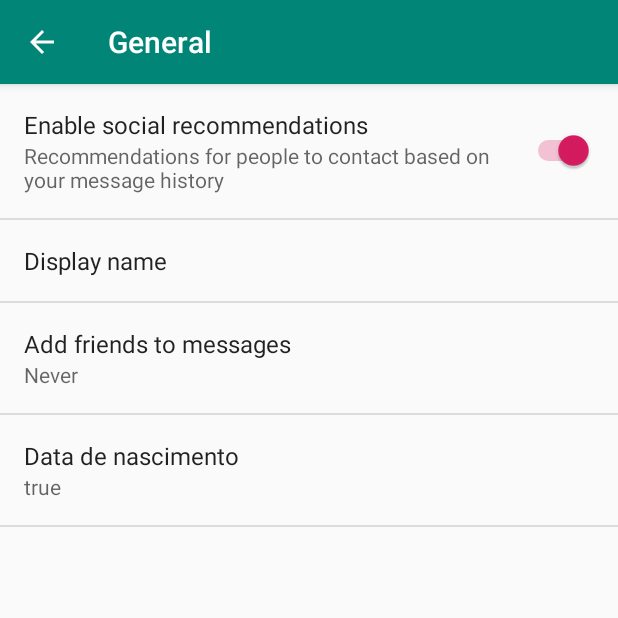
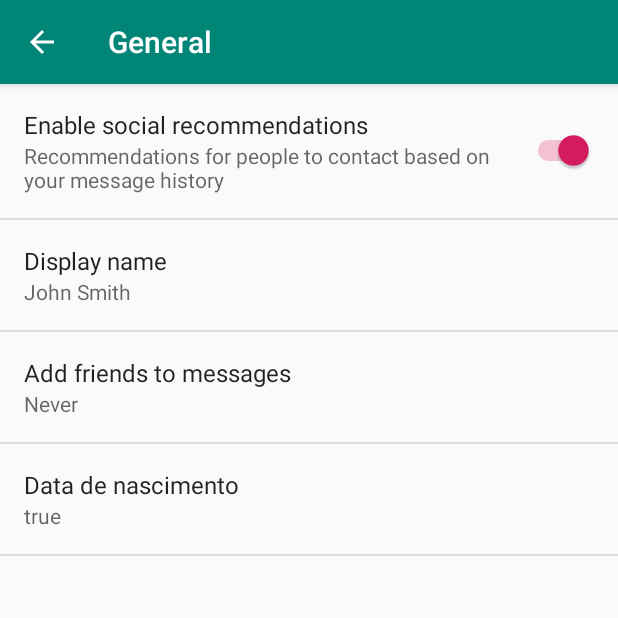
Before and after one commit to tgspn/Vero2, an Android app: the CadastroActivity screen opened directly, with no data from a screen before it, after a tap on "General", on a phone screen of 412 x 824 dp, the top half of it. Run offline under Robolectric (Android 15) with nearby library versions, the light colour scheme and no system bars; our stand-ins replace Room's generated code; 2 statements that could not run were skipped.

Commit message:
#2 - Salvar campos

```diff
--- a/VeroApp/app/src/main/java/com/example/veroapp/CadastroActivity.kt
+++ b/VeroApp/app/src/main/java/com/example/veroapp/CadastroActivity.kt
@@ -18,6 +18,7 @@ import android.preference.RingtonePreference
 import android.text.TextUtils
 import android.view.MenuItem
 import com.example.veroapp.Database.AppDatabase
+import kotlin.concurrent.thread
 
 /**
  * A [PreferenceActivity] that presents a set of application settings. On
@@ -84,7 +85,7 @@ class CadastroActivity : AppCompatPreferenceActivity() {
             // to their values. When their values change, their summaries are
             // updated to reflect the new value, per the Android Design
             // guidelines.
-            bindPreferenceSummaryToValue(findPreference("example_text"))
+            bindPreferenceSummaryToValue(findPreference("nome"))
             bindPreferenceSummaryToValue(findPreference("example_list"))
             bindPreferenceSummaryToValue(findPreference("dtNascimento"))
         }
@@ -162,6 +163,7 @@ class CadastroActivity : AppCompatPreferenceActivity() {
          * to reflect its new value.
          */
         private val sBindPreferenceSummaryToValueListener = Preference.OnPreferenceChangeListener { preference, value ->
+            var database = AppDatabase.getInstance(preference.context)
             val stringValue = value.toString()
 
             if (preference is ListPreference) {
@@ -204,14 +206,15 @@ class CadastroActivity : AppCompatPreferenceActivity() {
             } else {
                 // For all other preferences, set the summary to the value's
                 // simple string representation.
+                if (preference.shouldCommit() && preference.key == "nome") {
+                    thread {
+                        val dao = database.pessoaDAO()
+                        val pessoa = dao.get()
+                        pessoa.nome = stringValue
+                        dao.update(pessoa)
+                    }
+                }
                 preference.summary = stringValue
-                var database = AppDatabase.getInstance(preference.context)
-                if (preference.key == "nome") {
-                    val dao = database.pessoaDAO()
-                    val pessoa = dao.get()
-                    pessoa.nome = stringValue
-                    dao.update(pessoa)
-                }
             }
             true
         }
```
